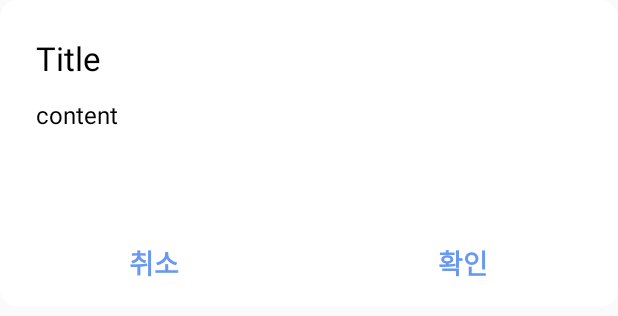
After one commit to malibinYun/memo, an Android app: the layout dialog_simple_two_button.xml on its own in the app's theme, with its tools: preview values and no code run, on a phone screen of 412 x 824 dp. The commit adds this screen. Shown: the top 316 px of the screen. Run offline under Robolectric (Android 15) with nearby library versions, the phone set to English and light mode, and no system bars.

Commit message:
[add] Simple Dialog Layout 추가

```diff
--- /dev/null
+++ b/app/src/main/java/com/malibin/memo/ui/dialog/SimpleDialogOnClickListener.kt
@@ -0,0 +1,11 @@
+package com.malibin.memo.ui.dialog
+
+import android.view.View
+
+interface SimpleDialogOnClickListener {
+
+    fun onCancelClick(view: View)
+
+    fun onOkClick(view: View)
+
+}
--- /dev/null
+++ b/app/src/main/res/drawable/round_rectangle_white_12dp.xml
@@ -0,0 +1,8 @@
+<?xml version="1.0" encoding="utf-8"?>
+
+<shape xmlns:android="http://schemas.android.com/apk/res/android"
+    android:shape="rectangle">
+
+    <corners android:radius="12dp" />
+    <solid android:color="@android:color/white" />
+</shape>
--- /dev/null
+++ b/app/src/main/res/layout/dialog_simple_two_button.xml
@@ -0,0 +1,86 @@
+<?xml version="1.0" encoding="utf-8"?>
+<layout>
+
+    <data>
+
+        <variable
+            name="clickListener"
+            type="com.malibin.memo.ui.dialog.SimpleDialogOnClickListener" />
+    </data>
+
+    <androidx.constraintlayout.widget.ConstraintLayout xmlns:android="http://schemas.android.com/apk/res/android"
+        xmlns:app="http://schemas.android.com/apk/res-auto"
+        xmlns:tools="http://schemas.android.com/tools"
+        android:layout_width="match_parent"
+        android:layout_height="wrap_content"
+        android:background="@drawable/round_rectangle_white_12dp">
+
+        <TextView
+            android:id="@+id/title"
+            android:layout_width="0dp"
+            android:layout_height="wrap_content"
+            android:layout_marginStart="24dp"
+            android:layout_marginTop="24dp"
+            android:layout_marginEnd="24dp"
+            android:ellipsize="end"
+            android:maxLines="1"
+            android:textColor="@android:color/black"
+            android:textSize="22sp"
+            app:layout_constraintEnd_toEndOf="parent"
+            app:layout_constraintStart_toStartOf="parent"
+            app:layout_constraintTop_toTopOf="parent"
+            tools:text="@string/title" />
+
+        <TextView
+            android:id="@+id/content"
+            android:layout_width="0dp"
+            android:layout_height="wrap_content"
+            android:layout_marginStart="24dp"
+            android:layout_marginTop="12dp"
+            android:layout_marginEnd="24dp"
+            android:minHeight="80dp"
+            android:textColor="@android:color/black"
+            android:textSize="16sp"
+            app:layout_constraintBottom_toTopOf="@+id/btn_cancel"
+            app:layout_constraintEnd_toEndOf="parent"
+            app:layout_constraintStart_toStartOf="parent"
+            app:layout_constraintTop_toBottomOf="@+id/title"
+            tools:text="@string/content" />
+
+        <TextView
+            android:id="@+id/btn_cancel"
+            android:layout_width="0dp"
+            android:layout_height="wrap_content"
+            android:gravity="center"
+            android:onClick="@{clickListener.onCancelClick}"
+            android:paddingStart="16dp"
+            android:paddingTop="16dp"
+            android:paddingEnd="16dp"
+            android:paddingBottom="16dp"
+            android:text="@string/cancel"
+            android:textColor="@color/winterSky"
+            android:textSize="18sp"
+            android:textStyle="bold"
+            app:layout_constraintBottom_toBottomOf="parent"
+            app:layout_constraintLeft_toLeftOf="parent"
+            app:layout_constraintRight_toLeftOf="@id/btn_ok" />
+
+        <TextView
+            android:id="@+id/btn_ok"
+            android:layout_width="0dp"
+            android:layout_height="wrap_content"
+            android:gravity="center"
+            android:onClick="@{clickListener.onOkClick}"
+            android:paddingStart="16dp"
+            android:paddingTop="16dp"
+            android:paddingEnd="16dp"
+            android:paddingBottom="16dp"
+            android:text="@string/ok"
+            android:textColor="@color/winterSky"
+            android:textSize="18sp"
+            android:textStyle="bold"
+            app:layout_constraintBottom_toBottomOf="parent"
+            app:layout_constraintLeft_toRightOf="@id/btn_cancel"
+            app:layout_constraintRight_toRightOf="parent" />
+    </androidx.constraintlayout.widget.ConstraintLayout>
+</layout>
--- a/app/src/main/res/values/strings.xml
+++ b/app/src/main/res/values/strings.xml
@@ -32,4 +32,7 @@
     <string name="load">불러오기</string>
     <string name="get_image">이미지 가져오기</string>
     <string name="no_memos">표시할 메모가 없습니다.</string>
+    <string name="ok">확인</string>
+    <string name="cancel">취소</string>
+    <string name="content">content</string>
 </resources>
```
